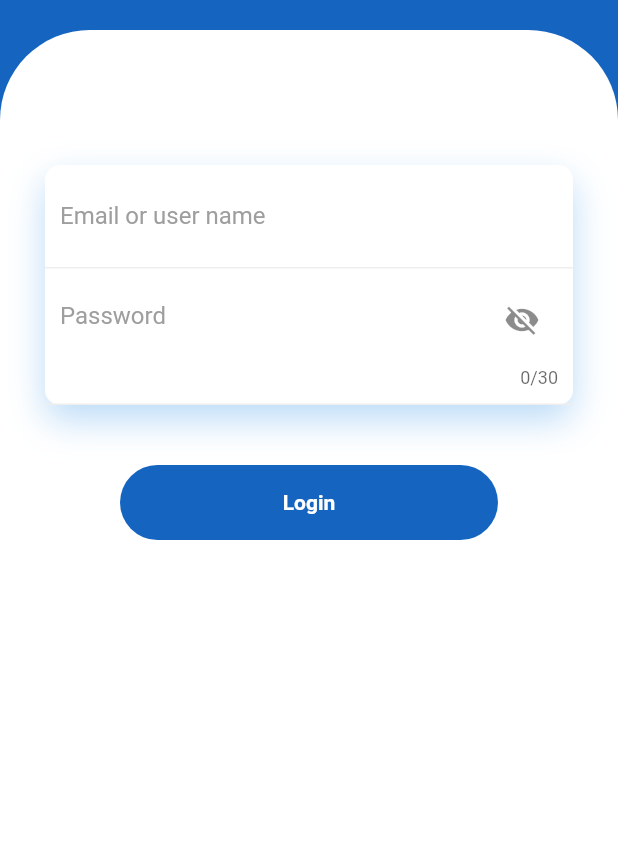
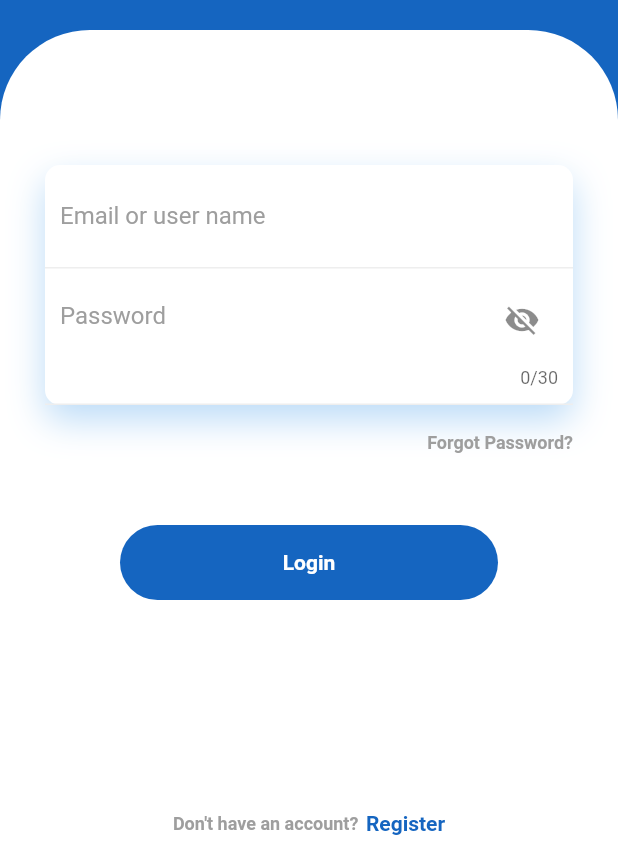
Before and after one commit to ShaktipumpAndroid/GridTie, a Flutter app: the LoginPage screen opened directly, on a phone screen of 412 x 824 dp, the part 375-1236 px from its top. Run offline on Flutter 3.47's test engine with Material 2 defaults, Android fonts, the phone set to English and light mode, and no system bars; our stand-ins replace flutter_svg, fluttertoast, shared_preferences, syncfusion_flutter_charts; missing offline and left inert: bottom_picker, dart:ffi, qr_code_scanner; accounts and stored records are empty.

Commit message:
1) login screen design changes

```diff
--- a/lib/main.dart
+++ b/lib/main.dart
@@ -37,7 +37,7 @@ class MyApp extends StatelessWidget {
       theme: ThemeData(
         primarySwatch: Colors.blue,
       ),
-      home: isLoggedIn == 'true' ? QRScannerWidget() : QRScannerWidget(),
+      home: isLoggedIn == 'true' ? HomePage() : LoginPage(),
     );
   }
 }
@@ -62,7 +62,8 @@ class _LoginPageState extends State<LoginPage> {
       child: Container(
         width: double.infinity,
         decoration: const BoxDecoration(color: AppColor.themeColor),
-        child: Column(
+        child: Stack(children: [
+          Column(
             crossAxisAlignment: CrossAxisAlignment.start,
             children: <Widget>[
               const SizedBox(
@@ -105,6 +106,9 @@ class _LoginPageState extends State<LoginPage> {
                                 ]),
                             child: emailPasswordWdget(),
                           ),
+
+                          SizedBox(height: 10,),
+                          forgotPasswordWidget(),
                           const SizedBox(
                             height: 40,
                           ),
@@ -135,6 +139,8 @@ class _LoginPageState extends State<LoginPage> {
                                       fontWeight: FontWeight.bold),
                                 ),
                               )),
+
+
                         ],
                       ),
                     ),
@@ -143,6 +149,8 @@ class _LoginPageState extends State<LoginPage> {
               )
             ],
           ),
+          signupWidget()
+        ],),
       ),
     ));
   }
@@ -272,5 +280,52 @@ class _LoginPageState extends State<LoginPage> {
     }
   }
 
+  forgotPasswordWidget() {
+    return  GestureDetector(
+        onTap: () {
+          signIn();
+        },
+        child: Container(
+          height: 30,
+          child: Align(
+            alignment: Alignment.centerRight,
+            child:  robotoTextWidget(
+                textval: forgotPassword,
+                colorval: Colors.grey,
+                sizeval: 12,
+                fontWeight: FontWeight.bold),
+          ),
+        ));
+  }
+
+  signupWidget(){
+    return Container(
+      margin: EdgeInsets.all(10),
+      child:  Align(
+          alignment: Alignment.bottomCenter,
+          child:Row(
+            mainAxisAlignment: MainAxisAlignment.center,
+          children: [
+            robotoTextWidget(
+                textval: dontHaveAccount,
+                colorval: Colors.grey,
+                sizeval: 12,
+                fontWeight: FontWeight.bold),
+             SizedBox(width: 5,),
+            Container(
+              height: 30,
+              child: Align(
+                alignment: Alignment.centerRight,
+                child:  robotoTextWidget(
+                    textval: register,
+                    colorval: AppColor.themeColor,
+                    sizeval: 14,
+                    fontWeight: FontWeight.bold),
+              ),
+            )
+          ],
+      ) ),);
+  }
+
 
 }
--- a/lib/theme/string.dart
+++ b/lib/theme/string.dart
@@ -50,3 +50,6 @@ var offlinePlants = 'Offline Plants';
 var reports = 'Reports';
 var devices = 'Devices';
 var submit = 'Submit';
+var forgotPassword = 'Forgot Password?';
+var dontHaveAccount = 'Don\u0027t have an account?';
+var register = 'Register';
```
Lines whose indentation alone changed are shown as unchanged.
